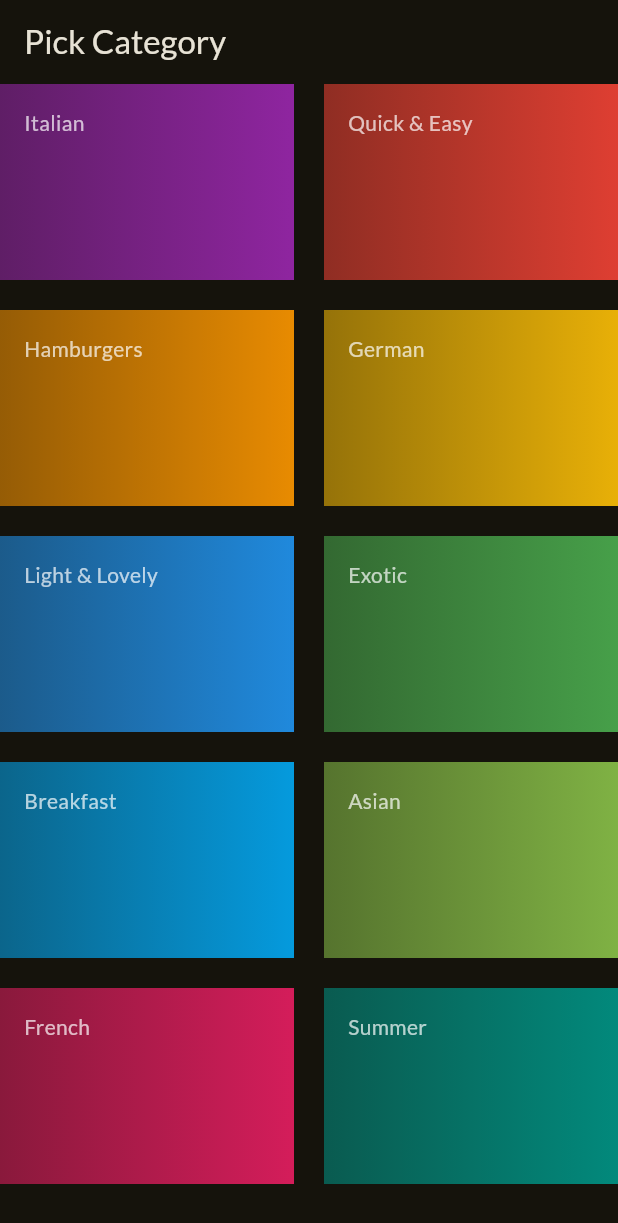
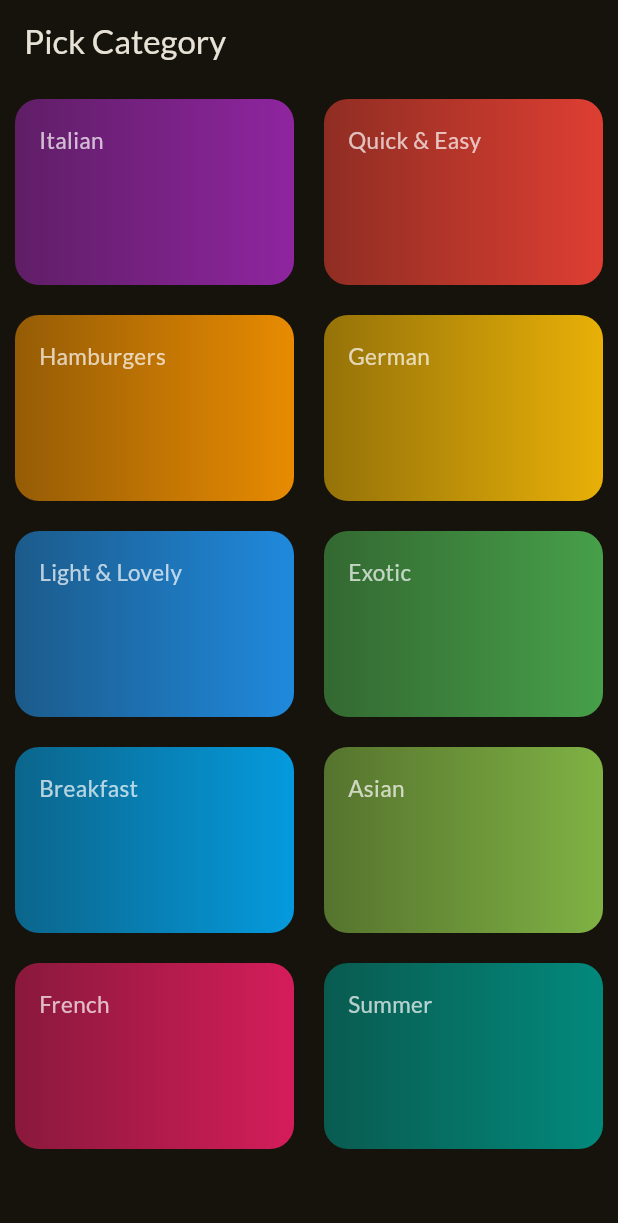
Before and after one commit to jayednahain/Meals-App, a Flutter app: the screen it shows after launch, on a phone screen of 412 x 824 dp. Shown: the top 1223 px of the screen. Run offline on Flutter 3.47's test engine with Material 2 defaults, Android fonts, the phone set to English and light mode, and no system bars; our stand-ins replace google_fonts.

Commit message:
154/_makeing widget tappable with inkWell

```diff
--- a/lib/Screen/categoriesScreen.dart
+++ b/lib/Screen/categoriesScreen.dart
@@ -13,6 +13,7 @@ class CategoriesScreen extends StatelessWidget {
       ),
       // (#151)
       body: GridView(
+        padding: EdgeInsets.all(10),
         gridDelegate: SliverGridDelegateWithFixedCrossAxisCount(
           crossAxisCount: 2,
           childAspectRatio: 3/2,
--- a/lib/Widgets/categoryGridSingleItem.dart
+++ b/lib/Widgets/categoryGridSingleItem.dart
@@ -12,9 +12,13 @@ class CategoryGridSingleItem extends StatelessWidget {
   @override
   Widget build(BuildContext context) {
     return InkWell(
+      onTap: (){},
+      splashColor: Theme.of(context).primaryColor,
+      borderRadius:BorderRadius.circular(16),
       child: Container(
         padding: const EdgeInsets.all(16),
         decoration:BoxDecoration(
+          borderRadius: BorderRadius.circular(16),
             gradient: LinearGradient(
                 colors: [
                   SingleCategoryItem.color.withOpacity(0.55),
@@ -26,7 +30,8 @@ class CategoryGridSingleItem extends StatelessWidget {
         ),
         child: Text(SingleCategoryItem.title,
           style:TextStyle(
-            color: Colors.white70
+            color: Colors.white70,
+            fontSize: 15
           )
         ),
       ),
```
Also changed, not shown: 1 other file.
